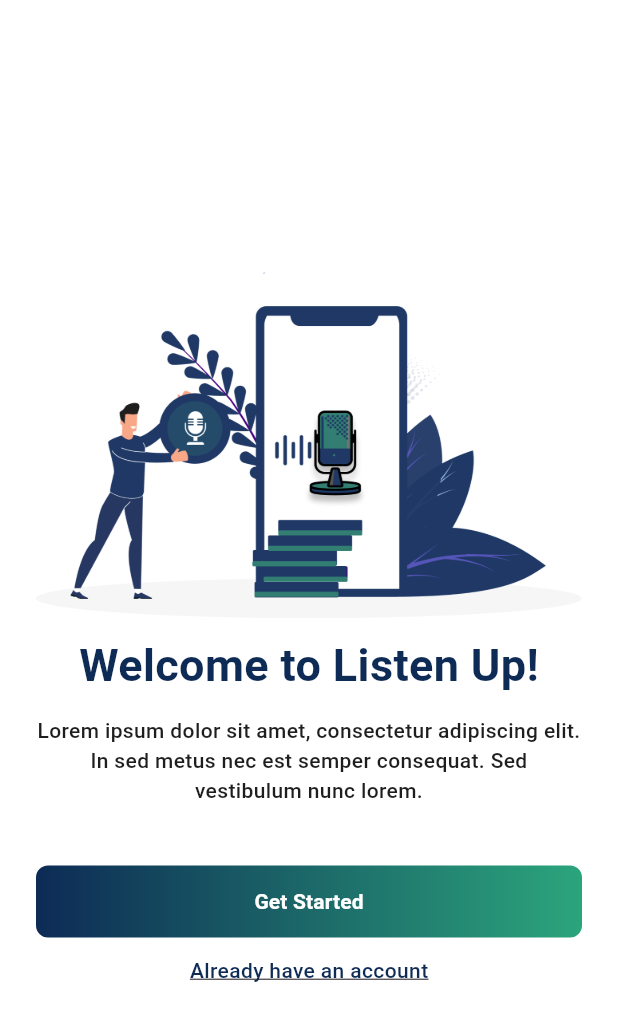
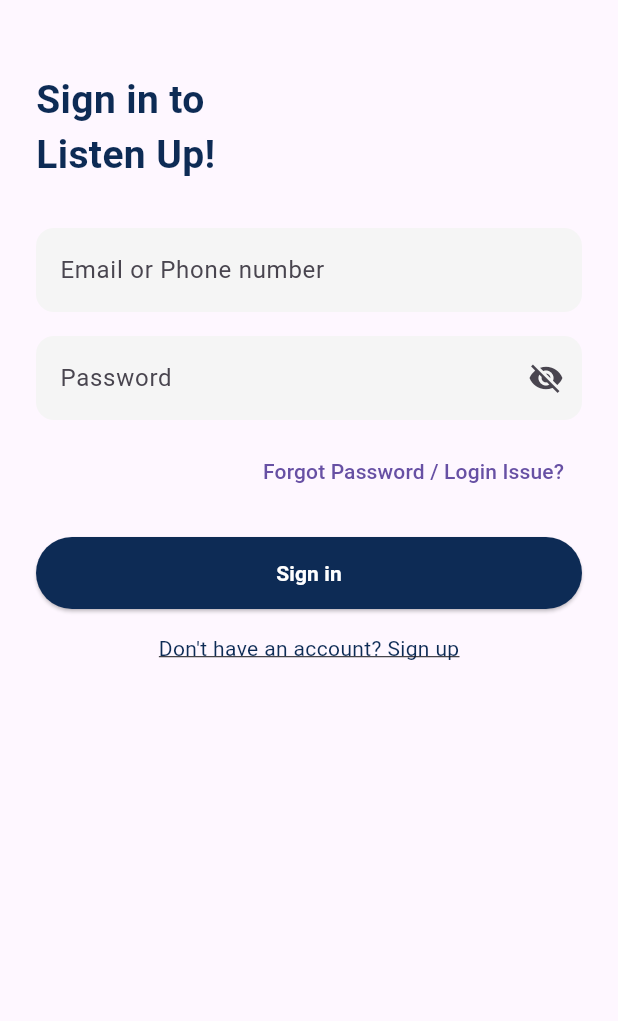
Before and after one commit to Haiderali27-hub/listenup, a Flutter app: the screen it shows after launch, after a tap on "Already have an account", on a phone screen of 412 x 824 dp. Shown: the top 1021 px of the screen. Run offline on Flutter 3.47's test engine with Material 3 defaults, Android fonts, the phone set to English and light mode, and no system bars; our stand-ins replace get.

Commit message:
use get for navigation and also created login and signup screens

```diff
--- a/lib/main.dart
+++ b/lib/main.dart
@@ -1,5 +1,10 @@
 import 'package:flutter/material.dart';
+import 'package:get/get.dart';
 
+import 'routes/app_routes.dart';
+import 'screens/auth/login_screen.dart';
+import 'screens/auth/signup_screen.dart';
+import 'screens/onboarding/onboarding_screen.dart';
 import 'screens/splash/splash_screen.dart';
 
 void main() {
@@ -11,10 +16,17 @@ class MyApp extends StatelessWidget {
 
   @override
   Widget build(BuildContext context) {
-    return MaterialApp(
+    return GetMaterialApp(
       title: 'Listen Up',
       debugShowCheckedModeBanner: false,
-      home: SplashScreen(),
+      initialRoute: AppRoutes.splash,
+      getPages: [
+        GetPage(name: AppRoutes.splash, page: () => const SplashScreen()),
+        GetPage(
+            name: AppRoutes.onboarding, page: () => const OnboardingScreen()),
+        GetPage(name: AppRoutes.login, page: () => const LoginScreen()),
+        GetPage(name: AppRoutes.signup, page: () => const SignupScreen()),
+      ],
     );
   }
 }
--- a/lib/routes/app_routes.dart
+++ b/lib/routes/app_routes.dart
@@ -0,0 +1,9 @@
+class AppRoutes {
+  static const String splash = '/splash';
+  static const String onboarding = '/onboarding';
+  static const String login = '/login';
+  static const String signup = '/signup';
+  static const String home = '/home';
+  static const String profile = '/profile';
+  static const String settings = '/settings';
+}
--- a/lib/screens/auth/login_screen.dart
+++ b/lib/screens/auth/login_screen.dart
@@ -0,0 +1,85 @@
+import 'package:flutter/material.dart';
+
+import '../../widgets/primary_button.dart';
+
+class LoginScreen extends StatelessWidget {
+  const LoginScreen({super.key});
+
+  @override
+  Widget build(BuildContext context) {
+    return Scaffold(
+      body: Padding(
+        padding: const EdgeInsets.symmetric(horizontal: 24, vertical: 48),
+        child: Column(
+          crossAxisAlignment: CrossAxisAlignment.start,
+          children: [
+            const Text(
+              'Sign in to\nListen Up!',
+              style: TextStyle(
+                fontSize: 26,
+                fontWeight: FontWeight.bold,
+                color: Color(0xFF0D2B55),
+              ),
+            ),
+            const SizedBox(height: 30),
+            TextField(
+              decoration: InputDecoration(
+                labelText: 'Email or Phone number',
+                filled: true,
+                fillColor: Colors.grey[100],
+                border: OutlineInputBorder(
+                  borderRadius: BorderRadius.circular(12),
+                  borderSide: BorderSide.none,
+                ),
+              ),
+            ),
+            const SizedBox(height: 16),
+            TextField(
+              obscureText: true,
+              decoration: InputDecoration(
+                labelText: 'Password',
+                suffixIcon: Icon(Icons.visibility_off),
+                filled: true,
+                fillColor: Colors.grey[100],
+                border: OutlineInputBorder(
+                  borderRadius: BorderRadius.circular(12),
+                  borderSide: BorderSide.none,
+                ),
+              ),
+            ),
+            const SizedBox(height: 10),
+            Align(
+              alignment: Alignment.centerRight,
+              child: TextButton(
+                onPressed: () {},
+                child: const Text('Forgot Password / Login Issue?'),
+              ),
+            ),
+            const SizedBox(height: 20),
+            PrimaryButton(
+              text: 'Sign in',
+              onPressed: () {
+                Navigator.pushReplacementNamed(context, '/home');
+              },
+            ),
+            const SizedBox(height: 16),
+            Center(
+              child: GestureDetector(
+                onTap: () {
+                  Navigator.pushReplacementNamed(context, '/signup');
+                },
+                child: const Text(
+                  "Don't have an account? Sign up",
+                  style: TextStyle(
+                    color: Color(0xFF0D2B55),
+                    decoration: TextDecoration.underline,
+                  ),
+                ),
+              ),
+            )
+          ],
+        ),
+      ),
+    );
+  }
+}
--- a/lib/screens/onboarding/onboarding_screen.dart
+++ b/lib/screens/onboarding/onboarding_screen.dart
@@ -1,5 +1,7 @@
 import 'package:flutter/material.dart';
+import 'package:get/get.dart';
 import 'package:sound_app/core/constants/images.dart';
+import 'package:sound_app/routes/app_routes.dart';
 
 class OnboardingScreen extends StatelessWidget {
   const OnboardingScreen({super.key});
@@ -49,7 +51,7 @@ class OnboardingScreen extends StatelessWidget {
                 ),
                 child: ElevatedButton(
                   onPressed: () {
-                    // Navigate to Signup/Login
+                    Get.toNamed(AppRoutes.signup);
                   },
                   style: ElevatedButton.styleFrom(
                     backgroundColor: Colors.transparent,
@@ -72,7 +74,7 @@ class OnboardingScreen extends StatelessWidget {
             const SizedBox(height: 12),
             GestureDetector(
               onTap: () {
-                // Navigate to login screen
+                Get.toNamed(AppRoutes.login);
               },
               child: const Text(
                 'Already have an account',
--- /dev/null
+++ b/lib/widgets/primary_button.dart
@@ -0,0 +1,32 @@
+import 'package:flutter/material.dart';
+
+class PrimaryButton extends StatelessWidget {
+  final String text;
+  final VoidCallback onPressed;
+
+  const PrimaryButton({super.key, required this.text, required this.onPressed});
+
+  @override
+  Widget build(BuildContext context) {
+    return SizedBox(
+      width: double.infinity,
+      child: ElevatedButton(
+        onPressed: onPressed,
+        style: ElevatedButton.styleFrom(
+          backgroundColor: const Color(0xFF0D2B55),
+          padding: const EdgeInsets.symmetric(vertical: 14),
+          shape: RoundedRectangleBorder(
+            borderRadius: BorderRadius.circular(24),
+          ),
+        ),
+        child: Text(
+          text,
+          style: const TextStyle(
+            color: Colors.white,
+            fontWeight: FontWeight.w600,
+          ),
+        ),
+      ),
+    );
+  }
+}
--- a/pubspec.yaml
+++ b/pubspec.yaml
@@ -34,6 +34,7 @@ dependencies:
   # The following adds the Cupertino Icons font to your application.
   # Use with the CupertinoIcons class for iOS style icons.
   cupertino_icons: ^1.0.8
+  get: ^4.7.2
 
 dev_dependencies:
   flutter_test:
```
Also changed, not shown: lib/screens/auth/signup_screen.dart (+96 -0 lines), pubspec.lock.
